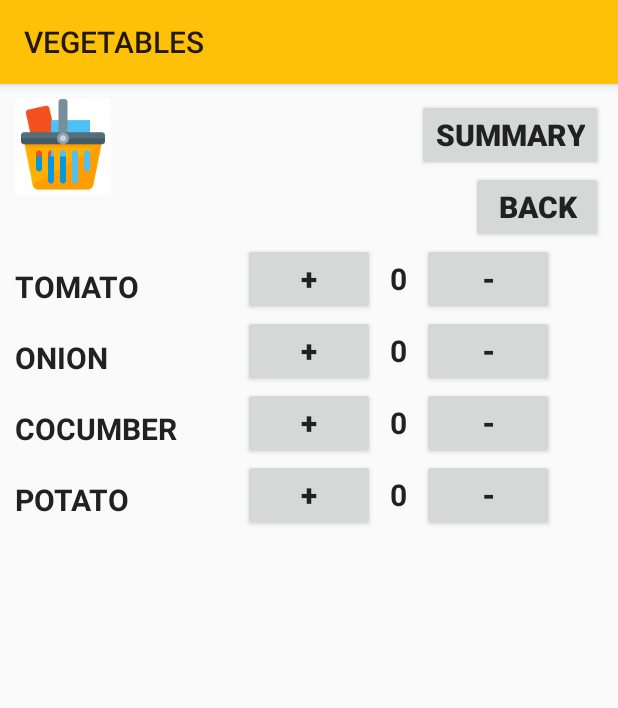
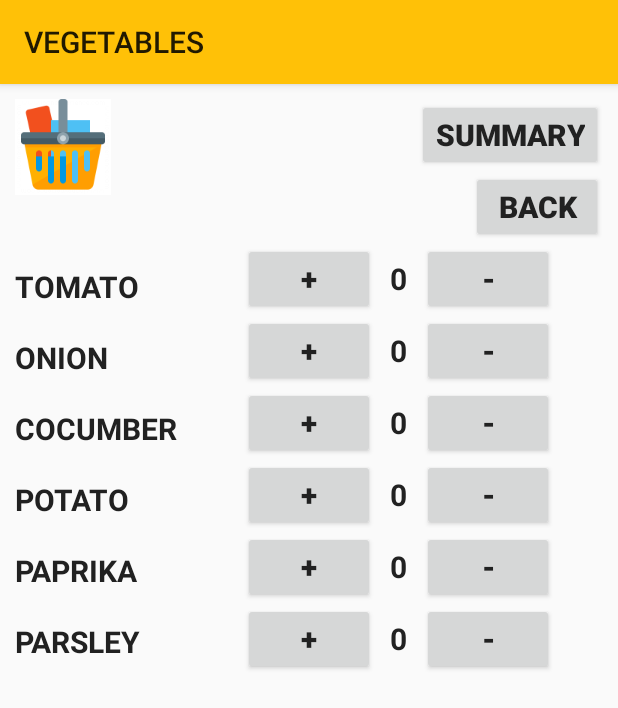
Before and after one commit to Gulcas/ShopingListV2, an Android app: the VegetablesActivity screen opened directly, with no data from a screen before it, on a phone screen of 412 x 824 dp. Shown: the top 708 px of the screen. Run offline under Robolectric (Android 15) with nearby library versions, the phone set to English and light mode, and no system bars.

Commit message:
Dodanie zmiennych paprika & parsley

```diff
--- a/app/src/main/res/layout/activity_main.xml
+++ b/app/src/main/res/layout/activity_main.xml
@@ -84,6 +84,12 @@
             android:layout_height="wrap_content"
             android:text="@string/summary" />
     </FrameLayout>
+   <Button
+       android:layout_width="wrap_content"
+       android:layout_height="wrap_content"
+       android:text="@string/orderReceiver"
+       android:id="@+id/orderReceiverButton"
+       android:onClick="orderReceiverClick"/>
 
 
 </LinearLayout>
--- a/app/src/main/res/layout/summary.xml
+++ b/app/src/main/res/layout/summary.xml
@@ -7,6 +7,7 @@
     <RelativeLayout
         android:layout_width="match_parent"
         android:layout_height="match_parent">
+
 
         <TextView
             android:id="@+id/summaryLiczba"
--- a/app/src/main/res/layout/vegetables.xml
+++ b/app/src/main/res/layout/vegetables.xml
@@ -172,6 +172,76 @@
             android:onClick="decrementPotato"
             android:text="-" />
 
+        <TextView
+            android:id="@+id/paprikaTextView"
+            android:layout_width="wrap_content"
+            android:layout_height="wrap_content"
+            android:layout_below="@id/potatoTextView"
+            android:layout_marginTop="20dp"
+            android:text="@string/paprika" />
+
+        <Button
+            android:id="@+id/paprikaPlusButton"
+            android:layout_width="wrap_content"
+            android:layout_height="wrap_content"
+            android:layout_below="@id/potatoPlusButton"
+            android:layout_centerHorizontal="true"
+            android:onClick="incrementPaprika"
+            android:text="+" />
+
+        <TextView
+            android:id="@+id/paprikaNumber"
+            android:layout_width="wrap_content"
+            android:layout_height="wrap_content"
+            android:layout_below="@id/potatoPlusButton"
+            android:layout_margin="10dp"
+            android:layout_toRightOf="@id/paprikaPlusButton"
+            android:text="0" />
+
+        <Button
+            android:id="@+id/paprikaMinusButton"
+            android:layout_width="wrap_content"
+            android:layout_height="wrap_content"
+            android:layout_below="@id/potatoPlusButton"
+            android:layout_toRightOf="@id/paprikaNumber"
+            android:onClick="decrementPaprika"
+            android:text="-" />
+
+        <TextView
+            android:id="@+id/parsleyTextView"
+            android:layout_width="wrap_content"
+            android:layout_height="wrap_content"
+            android:layout_below="@id/paprikaTextView"
+            android:layout_marginTop="20dp"
+            android:text="@string/parsley" />
+
+        <Button
+            android:id="@+id/parsleyPlusButton"
+            android:layout_width="wrap_content"
+            android:layout_height="wrap_content"
+            android:layout_below="@id/paprikaPlusButton"
+            android:layout_centerHorizontal="true"
+            android:onClick="incrementParsley"
+            android:text="+" />
+
+        <TextView
+            android:id="@+id/parsleyNumber"
+            android:layout_width="wrap_content"
+            android:layout_height="wrap_content"
+            android:layout_below="@id/paprikaPlusButton"
+            android:layout_margin="10dp"
+            android:layout_toRightOf="@id/parsleyPlusButton"
+            android:text="0" />
+
+        <Button
+            android:id="@+id/parsleyMinusButton"
+            android:layout_width="wrap_content"
+            android:layout_height="wrap_content"
+            android:layout_below="@id/paprikaPlusButton"
+            android:layout_toRightOf="@id/parsleyNumber"
+            android:onClick="decrementParsley"
+            android:text="-" />
+
 
     </RelativeLayout>
 </ScrollView>
--- a/app/src/main/res/values/strings.xml
+++ b/app/src/main/res/values/strings.xml
@@ -11,7 +11,6 @@
     <string name="onion">onion</string>
     <string name="cocumber">cocumber</string>
     <string name="iceberg">iceberg luttece</string>
-    <string name="garlic">garlic</string>
     <string name="to_many">to many</string>
     <string name="to_low">not enough</string>
     <string name="summary">summary</string>
@@ -19,5 +18,12 @@
     <string name="send">send</string>
     <string name="sending">sending</string>
     <string name="nothingOrdered">empty order</string>
-
+    <string name="paprika">paprika</string>
+    <string name="parsley">parsley</string>
+    <string name="chive">chive</string>
+    <string name="garlic">garlic</string>
+    <string name="brocooli">brocooli</string>
+    <string name="cauliflower">cauliflower</string>
+    <string name="orderReceiver">add order receiver</string>
+    <string name="enterReceiverNumber">add order receiver number</string>
 </resources>
--- a/app/src/main/res/values/styles.xml
+++ b/app/src/main/res/values/styles.xml
@@ -13,13 +13,11 @@
         <item name="android:layout_height">wrap_content</item>
         <item name="android:layout_marginLeft">10dp</item>
         <item name="android:layout_marginTop">20dp</item>
-        <item name="android:text">"order"</item>
     </style>
 <style name="orderName">
     <item name="android:layout_width">wrap_content</item>
     <item name="android:layout_height">wrap_content</item>
     <item name="android:layout_marginTop">20dp</item>
-    <item name="android:text">"0"</item>
 </style>
 
 </resources>
```
Also changed, not shown: app/src/main/java/com/example/android/shopinglistv2/MainActivity.java (+10 -0 lines), app/src/main/java/com/example/android/shopinglistv2/ReceiverActivity.java (added, +16 -0 lines), app/src/main/java/com/example/android/shopinglistv2/Summary.java (+175 -2 lines), app/src/main/java/com/example/android/shopinglistv2/VegetablesActivity.java (+64 -4 lines), app/src/main/res/layout/receiver.xml (added, +18 -0 lines), 1 other file.
